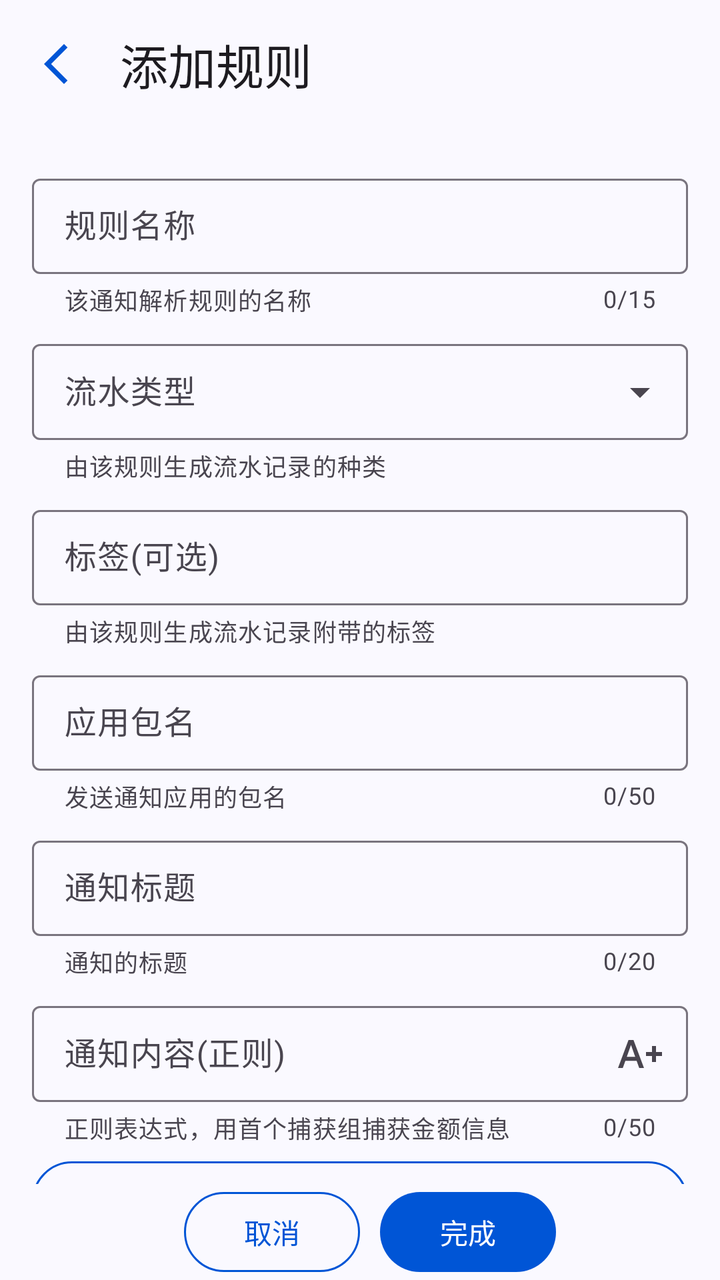
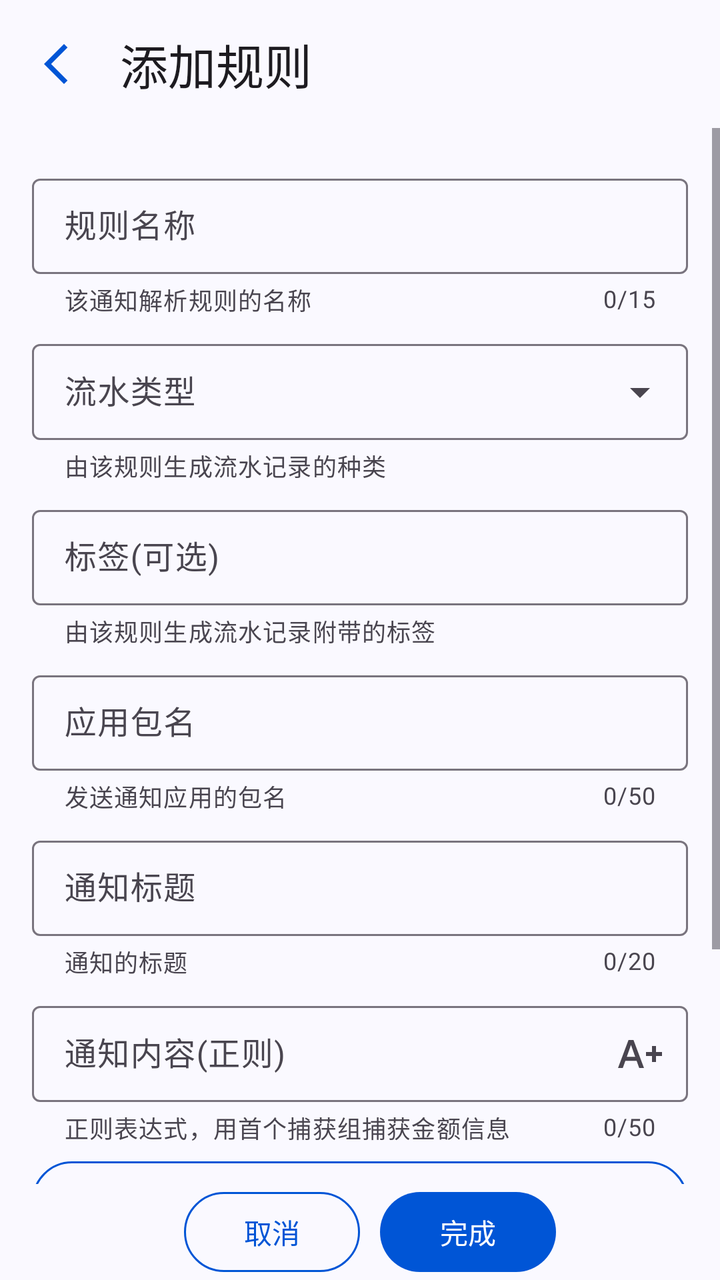

Compare the two renders of this Android layout. The source of the first and the diff that turns it into the second are given below.
<!-- AndroidManifest.xml: application theme Theme.ManagerAssistant.Static -->
<!-- res/layout/activity_rule_add_modify.xml -->
<androidx.constraintlayout.widget.ConstraintLayout xmlns:android="http://schemas.android.com/apk/res/android"
    xmlns:app="http://schemas.android.com/apk/res-auto"
    xmlns:tools="http://schemas.android.com/tools"
    style="@style/CommonPageStyle"
    android:layout_width="match_parent"
    android:layout_height="match_parent"
    android:orientation="vertical"
    tools:context=".ui.pages.bookkeeping.notification_analysis.rule_edit.RuleAddModifyActivity">

    <com.google.android.material.appbar.MaterialToolbar
        android:id="@+id/toolbar"
        android:layout_width="match_parent"
        android:layout_height="?attr/actionBarSize"
        app:layout_constraintEnd_toEndOf="parent"
        app:layout_constraintStart_toStartOf="parent"
        app:layout_constraintTop_toTopOf="parent"
        app:title="@string/add_rule" />

    <ScrollView
        android:id="@+id/scroll_view"
        android:layout_width="match_parent"
        android:layout_height="0dp"
        android:scrollbars="none"
        app:layout_constraintBottom_toTopOf="@id/btn_card_view"
        app:layout_constraintTop_toBottomOf="@id/toolbar">

        <LinearLayout
            android:layout_width="match_parent"
            android:layout_height="wrap_content"
            android:orientation="vertical"
            android:padding="16sp">

            <com.google.android.material.textfield.TextInputLayout
                android:id="@+id/rule_name_layout"
                style="@style/CommonTextInputLayoutStyle"
                android:layout_width="match_parent"
                android:layout_height="wrap_content"
                app:counterMaxLength="15"
                app:endIconDrawable="@drawable/baseline_clear_24"
                app:endIconMode="clear_text"
                app:helperText="@string/rule_name_help_text">

                <com.google.android.material.textfield.TextInputEditText
                    android:id="@+id/rule_name_input"
                    style="@style/UserInputEditTextStyle"
                    android:layout_width="match_parent"
                    android:layout_height="match_parent"
                    android:hint="@string/rule_name" />
            </com.google.android.material.textfield.TextInputLayout>

            <com.google.android.material.textfield.TextInputLayout
                style="@style/DropdownMenuTextInputLayoutStyle"
                android:layout_width="match_parent"
                android:layout_height="wrap_content"
                app:helperText="@string/rule_account_type_help">

                <com.google.android.material.textfield.MaterialAutoCompleteTextView
                    android:id="@+id/type_input"
                    style="@style/UneditableAutoCompleteTextViewStyle"
                    android:layout_width="match_parent"
                    android:layout_height="match_parent"
                    android:hint="@string/running_account_type"
                    android:inputType="none" />
            </com.google.android.material.textfield.TextInputLayout>

            <LinearLayout
                android:id="@+id/transfer_input_layout"
                android:layout_width="match_parent"
                android:layout_height="wrap_content"
                android:orientation="vertical"
                android:visibility="gone">

                <com.google.android.material.textfield.TextInputLayout
                    android:id="@+id/export_account_layout"
                    style="@style/DropdownMenuTextInputLayoutStyle"
                    android:layout_width="match_parent"
                    android:layout_height="wrap_content"
                    android:hint="@string/export_account"
                    app:counterMaxLength="20"
                    app:helperText="@string/account_export_help">

                    <com.google.android.material.textfield.MaterialAutoCompleteTextView
                        android:id="@+id/export_account_input"
                        style="@style/EditableAutoCompleteTextViewStyle"
                        android:layout_width="match_parent"
                        android:layout_height="wrap_content" />
                </com.google.android.material.textfield.TextInputLayout>

                <com.google.android.material.textfield.TextInputLayout
                    android:id="@+id/import_account_layout"
                    style="@style/DropdownMenuTextInputLayoutStyle"
                    android:layout_width="match_parent"
                    android:layout_height="wrap_content"
                    android:hint="@string/import_account"
                    app:counterMaxLength="20"
                    app:helperText="@string/account_import_help">

                    <com.google.android.material.textfield.MaterialAutoCompleteTextView
                        android:id="@+id/import_account_input"
                        style="@style/EditableAutoCompleteTextViewStyle"
                        android:layout_width="match_parent"
                        android:layout_height="wrap_content" />
                </com.google.android.material.textfield.TextInputLayout>
            </LinearLayout>

            <com.google.android.material.textfield.TextInputLayout
                style="@style/CommonTextInputLayoutStyle"
                android:layout_width="match_parent"
                android:layout_height="wrap_content"
                app:counterEnabled="false"
                app:helperText="@string/rule_tag_help">

                <com.google.android.material.textfield.MaterialAutoCompleteTextView
                    android:id="@+id/tag_name_input"
                    style="@style/UneditableAutoCompleteTextViewStyle"
                    android:layout_width="match_parent"
                    android:layout_height="match_parent"
                    android:hint="@string/tag_optional" />
            </com.google.android.material.textfield.TextInputLayout>

            <com.google.android.material.textfield.TextInputLayout
                android:id="@+id/package_name_layout"
                style="@style/CommonTextInputLayoutStyle"
                android:layout_width="match_parent"
                android:layout_height="wrap_content"
                app:counterMaxLength="50"
                app:helperText="@string/rule_package_name_help">

                <com.google.android.material.textfield.MaterialAutoCompleteTextView
                    android:id="@+id/package_name_input"
                    style="@style/UneditableAutoCompleteTextViewStyle"
                    android:layout_width="match_parent"
                    android:layout_height="match_parent"
                    android:hint="@string/package_name" />
            </com.google.android.material.textfield.TextInputLayout>

            <com.google.android.material.textfield.TextInputLayout
                android:id="@+id/notification_title_layout"
                style="@style/CommonTextInputLayoutStyle"
                android:layout_width="match_parent"
                android:layout_height="wrap_content"
                app:counterMaxLength="20"
                app:endIconDrawable="@drawable/baseline_clear_24"
                app:endIconMode="clear_text"
                app:helperText="@string/rule_notification_title_help">

                <com.google.android.material.textfield.TextInputEditText
                    android:id="@+id/notification_title_input"
                    style="@style/UserInputEditTextStyle"
                    android:layout_width="match_parent"
                    android:layout_height="match_parent"
                    android:hint="@string/notification_title" />
            </com.google.android.material.textfield.TextInputLayout>

            <com.google.android.material.textfield.TextInputLayout
                android:id="@+id/notification_content_layout"
                style="@style/CommonTextInputLayoutStyle"
                android:layout_width="match_parent"
                android:layout_height="wrap_content"
                app:counterMaxLength="50"
                app:endIconDrawable="@drawable/outline_text_increase_24"
                app:endIconMode="custom"
                app:helperText="@string/rule_notification_content_help">

                <com.google.android.material.textfield.TextInputEditText
                    android:id="@+id/notification_content_input"
                    style="@style/UserInputEditTextStyle"
                    android:layout_width="match_parent"
                    android:layout_height="match_parent"
                    android:hint="@string/notification_content_regex"
                    android:maxLength="50" />
            </com.google.android.material.textfield.TextInputLayout>

            <com.google.android.material.button.MaterialButton
                android:id="@+id/input_instruction_btn"
                style="@style/OutlinedBtnStyle"
                android:layout_width="match_parent"
                android:layout_height="wrap_content"
                android:layout_marginStart="0dp"
                android:layout_marginEnd="0dp"
                android:text="@string/input_instruction"
                app:icon="@drawable/outline_info_24"
                app:iconGravity="textStart" />

            <com.google.android.material.textview.MaterialTextView
                style="@style/TipTextViewStyle"
                android:layout_width="match_parent"
                android:layout_height="wrap_content"
                android:text="@string/analysis_rule_tip" />
        </LinearLayout>
    </ScrollView>

    <com.google.android.material.card.MaterialCardView
        android:id="@+id/btn_card_view"
        style="@style/BottomRightAngleCardStyle"
        android:layout_width="match_parent"
        android:layout_height="wrap_content"
        app:layout_constraintBottom_toBottomOf="parent">

        <LinearLayout
            android:layout_width="match_parent"
            android:layout_height="match_parent"
            android:gravity="center"
            android:orientation="horizontal">

            <com.google.android.material.button.MaterialButton
                android:id="@+id/delete_btn"
                style="@style/OutlinedBtnStyle"
                android:layout_width="wrap_content"
                android:layout_height="wrap_content"
                android:text="@string/delete"
                android:visibility="gone" />

            <com.google.android.material.button.MaterialButton
                android:id="@+id/cancel_btn"
                style="@style/OutlinedBtnStyle"
                android:layout_width="wrap_content"
                android:layout_height="wrap_content"
                android:text="@string/cancel" />

            <com.google.android.material.button.MaterialButton
                android:id="@+id/finish_btn"
                style="@style/CommonBtnStyle"
                android:layout_width="wrap_content"
                android:layout_height="wrap_content"
                android:text="@string/finish" />
        </LinearLayout>
    </com.google.android.material.card.MaterialCardView>
</androidx.constraintlayout.widget.ConstraintLayout>
<!-- resources referenced by this layout -->
<resources>
  <string name="account_export_help">您名下的转出账户名称</string>
  <string name="account_import_help">您名下的转入账户名称</string>
  <string name="add_rule">添加规则</string>
  <string name="analysis_rule_tip">推荐执行以下操作使通知监听更加稳定：\n1.授予自启动权限(如果有该权限设置)\n2.在最近任务中锁定本应用\n3.在该软件设置界面将电池优化设置为“无限制”</string>
  <string name="cancel">取消</string>
  <string name="delete">删除</string>
  <string name="export_account">转出账户</string>
  <string name="finish">完成</string>
  <string name="import_account">转入账户</string>
  <string name="input_instruction">详细输入说明</string>
  <string name="notification_content_regex">通知内容(正则)</string>
  <string name="notification_title">通知标题</string>
  <string name="package_name">应用包名</string>
  <string name="rule_account_type_help">由该规则生成流水记录的种类</string>
  <string name="rule_name">规则名称</string>
  <string name="rule_name_help_text">该通知解析规则的名称</string>
  <string name="rule_notification_content_help">正则表达式，用首个捕获组捕获金额信息</string>
  <string name="rule_notification_title_help">通知的标题</string>
  <string name="rule_package_name_help">发送通知应用的包名</string>
  <string name="rule_tag_help">由该规则生成流水记录附带的标签</string>
  <string name="running_account_type">流水类型</string>
  <string name="tag_optional">标签(可选)</string>
  <style name="BottomRightAngleCardStyle" parent="CardStyleBase">
          <item name="cardCornerRadius">0dp</item>
          <item name="cardBackgroundColor">@android:color/transparent</item>
      </style>
  <style name="CommonPageStyle">
          <item name="android:fitsSystemWindows">true</item>
          <item name="android:background">?attr/colorSurface</item>
      </style>
  <style name="CommonTextInputLayoutStyle" parent="Widget.Material3.TextInputLayout.OutlinedBox.Dense">
          <item name="errorEnabled">true</item>
          <item name="counterEnabled">true</item>
          <item name="helperTextEnabled">true</item>
          <item name="android:layout_marginTop">4dp</item>
          <item name="android:layout_marginBottom">4dp</item>
      </style>
  <style name="DropdownMenuTextInputLayoutStyle" parent="Widget.Material3.TextInputLayout.OutlinedBox.Dense.ExposedDropdownMenu">
          <item name="errorEnabled">true</item>
          <item name="helperTextEnabled">true</item>
          <item name="android:layout_marginTop">4dp</item>
          <item name="android:layout_marginBottom">4dp</item>
      </style>
  <style name="EditableAutoCompleteTextViewStyle" parent="UneditableAutoCompleteTextViewStyle">
          <item name="android:inputType">text</item>
          <item name="maxLines">1</item>
      </style>
  <style name="UneditableAutoCompleteTextViewStyle" parent="Widget.Material3.AutoCompleteTextView.OutlinedBox.Dense">
          <item name="android:inputType">none</item>
          <item name="maxLines">1</item>
          <item name="android:textColorHighlight">?attr/colorControlHighlight</item>
      </style>
  <style name="UserInputEditTextStyle" parent="Widget.Material3.TextInputEditText.OutlinedBox.Dense">
          <item name="android:inputType">text</item>
          <item name="android:textColorHighlight">?attr/colorSurfaceVariant</item>
          <item name="android:maxLength">20</item>
      </style>
  <style name="CardStyleBase" parent="Widget.Material3.CardView.Filled">
          <item name="cardBackgroundColor">@color/card_background_color</item>
      </style>
  <color name="color_primary">#0055d6</color>
  <color name="color_on_primary">#ffffff</color>
  <color name="color_primary_container">#d8e1fe</color>
  <color name="color_secondary_container">#e0e1ff</color>
  <color name="color_surface">#faf9ff</color>
  <color name="color_surface_container">#ebedfa</color>
  <color name="color_surface_container_low">#edeffc</color>
  <!-- unchanged entries left out for length: 9 -->
</resources>

<!-- the commit's change to res/layout/activity_rule_add_modify.xml (unified diff, before → after) -->
@@ -20,7 +20,6 @@
         android:id="@+id/scroll_view"
         android:layout_width="match_parent"
         android:layout_height="0dp"
-        android:scrollbars="none"
         app:layout_constraintBottom_toTopOf="@id/btn_card_view"
         app:layout_constraintTop_toBottomOf="@id/toolbar">
 
